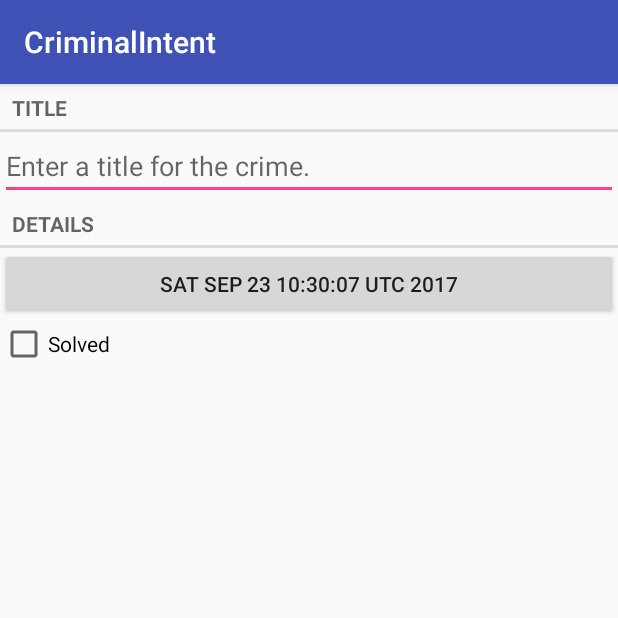
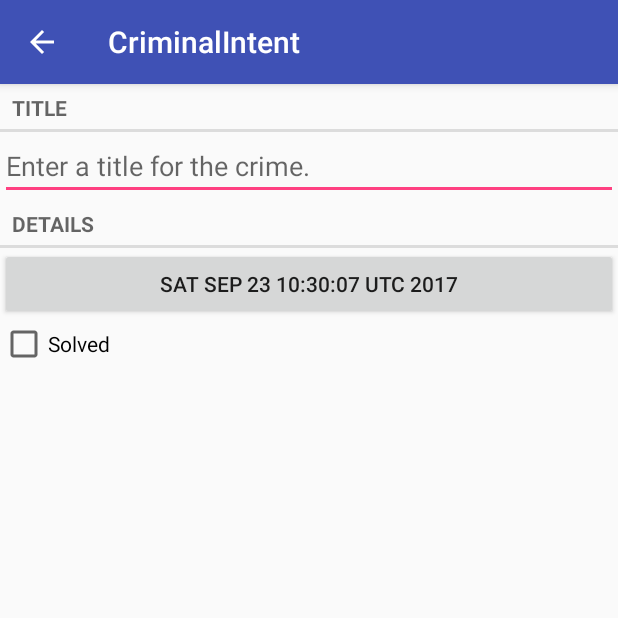
Before and after one commit to AlcalaO/Criminal-Intent, an Android app: the screen it shows after launch (CrimePagerActivity), after a tap on "New Crime", on a phone screen of 412 x 824 dp, the top half of it. Run offline under Robolectric (Android 15) with nearby library versions, the phone set to English and light mode, and no system bars.

Commit message:
Finishing chapter 13

```diff
--- a/app/src/main/AndroidManifest.xml
+++ b/app/src/main/AndroidManifest.xml
@@ -15,7 +15,8 @@
                 <category android:name="android.intent.category.LAUNCHER"/>
             </intent-filter>
         </activity>
-        <activity android:name=".CrimePagerActivity">
+        <activity android:name=".CrimePagerActivity"
+            android:parentActivityName=".CrimeListActivity">
         </activity>
     </application>
 
--- a/app/src/main/java/com/bignerdranch/android/criminalintent/CrimeListFragment.java
+++ b/app/src/main/java/com/bignerdranch/android/criminalintent/CrimeListFragment.java
@@ -4,6 +4,7 @@ import android.content.Intent;
 import android.os.Bundle;
 import android.support.annotation.Nullable;
 import android.support.v4.app.Fragment;
+import android.support.v7.app.AppCompatActivity;
 import android.support.v7.widget.LinearLayoutManager;
 import android.support.v7.widget.RecyclerView;
 import android.text.Layout;
@@ -24,6 +25,9 @@ import java.util.List;
 public class CrimeListFragment extends Fragment {
     private RecyclerView mCrimeRecyclerView;
     private CrimeAdapter mAdapter;
+    private boolean mSubtitleVisible;
+
+    private static final String SAVED_SUBTITLE_VISIBLE = "subtitle";
 
     @Override
     public void onCreate(@Nullable Bundle savedInstanceState) {
@@ -35,6 +39,10 @@ public class CrimeListFragment extends Fragment {
     public View onCreateView(LayoutInflater inflater, ViewGroup container,
                              Bundle savedInstanceState) {
         View view = inflater.inflate(R.layout.fragment_crime_list, container, false);
+
+        if (savedInstanceState != null) {
+            mSubtitleVisible = savedInstanceState.getBoolean(SAVED_SUBTITLE_VISIBLE);
+        }
 
         mCrimeRecyclerView = (RecyclerView) view
                 .findViewById(R.id.crime_recycler_view);
@@ -57,6 +65,13 @@ public class CrimeListFragment extends Fragment {
         super.onCreateOptionsMenu(menu, inflater);
         // We call this function and pass the resource ID of the menu
         inflater.inflate(R.menu.fragment_crime_list, menu);
+
+        MenuItem subtitleItem = menu.findItem(R.id.show_subtitle);
+        if (mSubtitleVisible) {
+            subtitleItem.setTitle(R.string.hide_subtitle);
+        } else {
+            subtitleItem.setTitle(R.string.show_subtitle);
+        }
     }
 
     @Override
@@ -72,9 +87,27 @@ public class CrimeListFragment extends Fragment {
                 Intent intent = CrimePagerActivity.newIntent(getActivity(), crime.getId());
                 startActivity(intent);
                 return true;
+            case R.id.show_subtitle:
+                mSubtitleVisible = !mSubtitleVisible;
+                getActivity().invalidateOptionsMenu();
+                updateSubtitle();
+                return true;
             default:
                 return super.onOptionsItemSelected(item);
         }
+    }
+
+    private void updateSubtitle() {
+        CrimeLab crimeLab = CrimeLab.get(getActivity());
+        int crimeCount = crimeLab.getCrimes().size();
+        String subtitle = getString(R.string.subtitle_format, crimeCount);
+
+        if (!mSubtitleVisible) {
+            subtitle = null;
+        }
+
+        AppCompatActivity activity = (AppCompatActivity) getActivity();
+        activity.getSupportActionBar().setSubtitle(subtitle);
     }
 
     private void updateUI() {
@@ -87,7 +120,13 @@ public class CrimeListFragment extends Fragment {
         } else {
             mAdapter.notifyDataSetChanged();
         }
+        updateSubtitle();
+    }
 
+    @Override
+    public void onSaveInstanceState(Bundle outState) {
+        super.onSaveInstanceState(outState);
+        outState.putBoolean(SAVED_SUBTITLE_VISIBLE, mSubtitleVisible);
     }
 
     private class CrimeHolder extends RecyclerView.ViewHolder
--- a/app/src/main/res/menu/fragment_crime_list.xml
+++ b/app/src/main/res/menu/fragment_crime_list.xml
@@ -8,4 +8,9 @@
         android:title="@string/new_crime"
         app:showAsAction="ifRoom|withText"/>
 
+    <item
+        android:id="@+id/show_subtitle"
+        android:title="@string/show_subtitle"
+        app:showAsAction="ifRoom"/>
+
 </menu>
```
Also changed, not shown: 3 other files.
